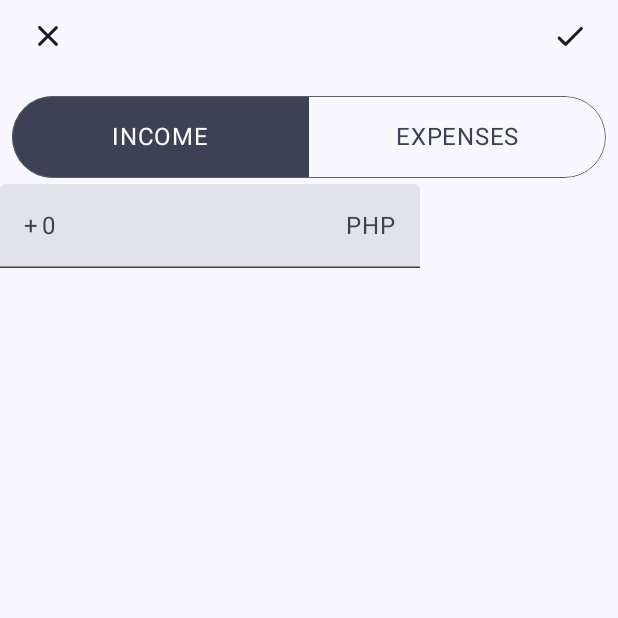
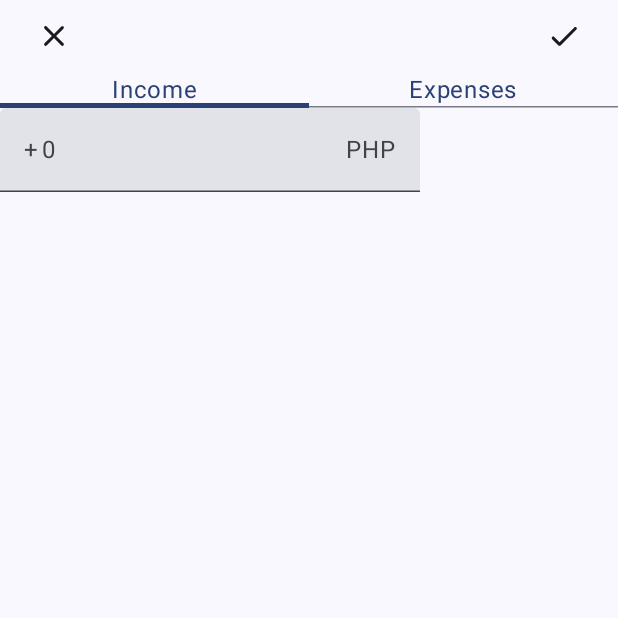
Before and after one commit to LeeWeeder/budget-rule, an Android app built with Jetpack Compose: the screen it shows after launch (MainActivity), after a tap on "Create record", on a phone screen of 412 x 824 dp, the top half of it. Run offline under Robolectric (Android 15) with nearby library versions, the phone set to English and light mode, and no system bars; our stand-ins replace Dagger/Hilt's generated code, Room's generated code; 3 other taps on this screen came first.

Commit message:
Implement action bar

```diff
--- a/app/src/main/java/com/ljmaq/budgetrule/features/record/presentation/records/add_record/AddRecordDialog.kt
+++ b/app/src/main/java/com/ljmaq/budgetrule/features/record/presentation/records/add_record/AddRecordDialog.kt
@@ -1,22 +1,16 @@
 package com.ljmaq.budgetrule.features.record.presentation.records.add_record
 
-import androidx.compose.foundation.BorderStroke
-import androidx.compose.foundation.background
-import androidx.compose.foundation.border
 import androidx.compose.foundation.layout.Arrangement
 import androidx.compose.foundation.layout.Column
 import androidx.compose.foundation.layout.Row
-import androidx.compose.foundation.layout.Spacer
 import androidx.compose.foundation.layout.fillMaxSize
 import androidx.compose.foundation.layout.fillMaxWidth
-import androidx.compose.foundation.layout.height
 import androidx.compose.foundation.layout.padding
 import androidx.compose.material.icons.Icons
 import androidx.compose.material.icons.rounded.Check
 import androidx.compose.material.icons.rounded.Close
 import androidx.compose.material3.Icon
 import androidx.compose.material3.IconButton
-import androidx.compose.material3.MaterialTheme
 import androidx.compose.material3.Scaffold
 import androidx.compose.material3.SnackbarHost
 import androidx.compose.material3.SnackbarHostState
@@ -28,9 +22,6 @@ import androidx.compose.runtime.Composable
 import androidx.compose.runtime.LaunchedEffect
 import androidx.compose.runtime.remember
 import androidx.compose.ui.Modifier
-import androidx.compose.ui.draw.clip
-import androidx.compose.ui.graphics.Color
-import androidx.compose.ui.unit.Dp
 import androidx.compose.ui.unit.dp
 import androidx.compose.ui.window.Dialog
 import androidx.compose.ui.window.DialogProperties
@@ -78,12 +69,7 @@ fun AddRecordDialog(
         )
     ) {
         Scaffold(snackbarHost = { SnackbarHost(snackbarHostState) }, topBar = {
-            Row(
-                modifier = Modifier
-                    .fillMaxWidth()
-                    .padding(horizontal = 8.dp),
-                horizontalArrangement = Arrangement.SpaceBetween
-            ) {
+            Row(modifier = Modifier.fillMaxWidth().padding(horizontal = 12.dp), horizontalArrangement = Arrangement.SpaceBetween) {
                 IconButton(onClick = {
                     recordsViewModel.onEvent(RecordsEvent.CancelCreateRecord)
                 }) {
@@ -107,35 +93,21 @@ fun AddRecordDialog(
                     .padding(paddingValues)
                     .fillMaxSize()
             ) {
-                Spacer(modifier = Modifier.height(12.dp))
-                TabRow(selectedTabIndex = tabState.index,
-                    modifier = Modifier
-                        .padding(vertical = 4.dp, horizontal = 8.dp)
-                        .clip(MaterialTheme.shapes.extraLarge)
-                        .border(
-                            BorderStroke(Dp.Hairline, MaterialTheme.colorScheme.outline),
-                            MaterialTheme.shapes.extraLarge
-                        ),
-                    indicator = {}, divider = {}) {
-                    val secondaryColor = MaterialTheme.colorScheme.secondary
-                    val onSecondaryColor = MaterialTheme.colorScheme.onSecondary
-
-                    val modifier = Modifier.padding(15.dp)
+                TabRow(selectedTabIndex = tabState.index) {
                     Tab(
                         selected = !typeIsExpenses, onClick = {
                             viewModel.onEvent(
                                 AddRecordEvent.ChangeRecordType
                             )
-                        }, modifier = Modifier.background(if (!typeIsExpenses) secondaryColor else Color.Transparent)
-                    ) {
-                        Text(text = "INCOME", modifier = modifier, color = if (!typeIsExpenses) onSecondaryColor else secondaryColor)
+                        }) {
+                        Text(text = "Income")
                     }
                     Tab(selected = typeIsExpenses, onClick = {
                         viewModel.onEvent(
                             AddRecordEvent.ChangeRecordType
                         )
-                    }, modifier = Modifier.background(if (typeIsExpenses) secondaryColor else Color.Transparent)) {
-                        Text(text = "EXPENSES", modifier = modifier, color = if (typeIsExpenses) onSecondaryColor else secondaryColor)
+                    }) {
+                        Text(text = "Expenses")
                     }
                 }
                 Row(modifier = Modifier.fillMaxWidth()) {
```
